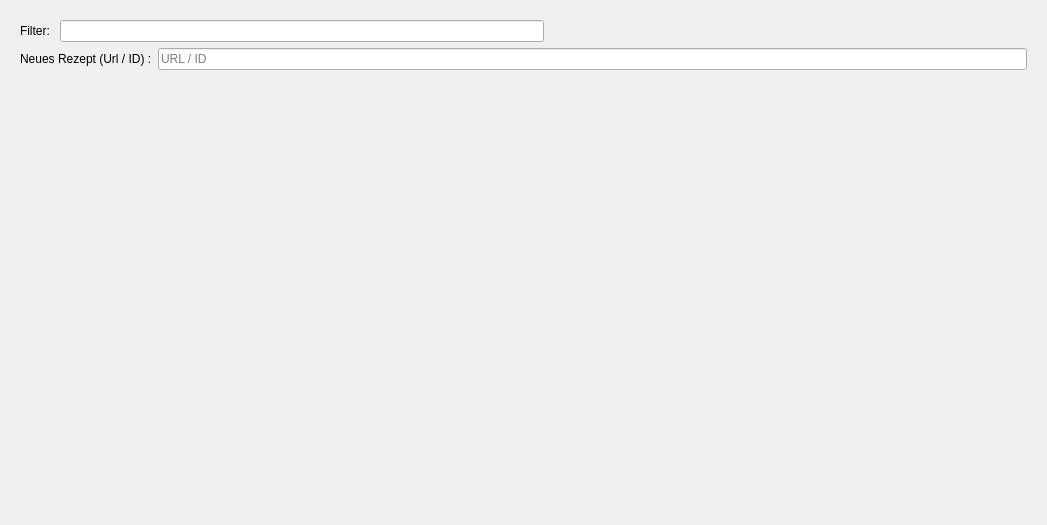
Before: the Qt Designer form frontend/RecipeChooser.ui in Indidev/headcooker, drawn with Qt 5.
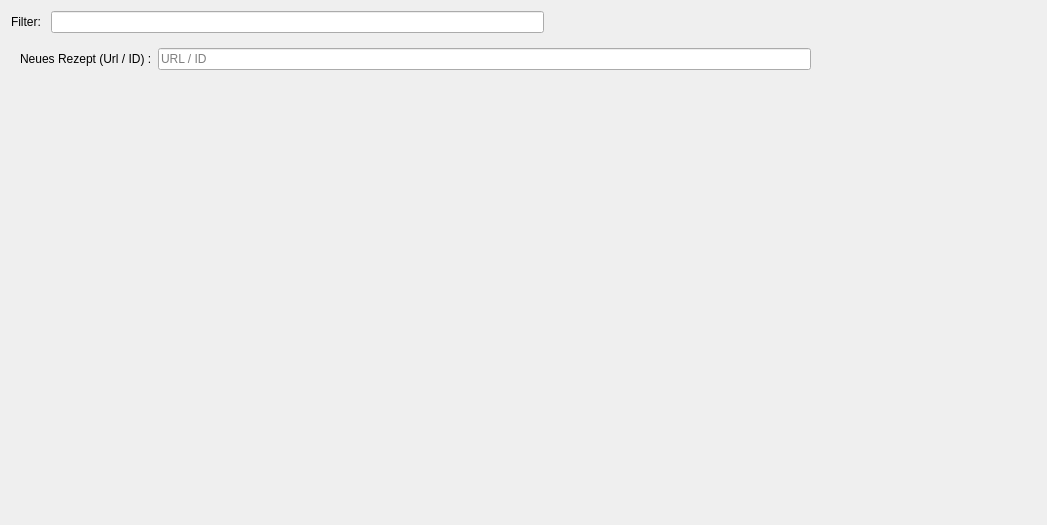
After: the same form once the commit is applied.

Commit message: added preview picture in recipe chooser

What changed in the file:
```diff
--- a/frontend/RecipeChooser.ui
+++ b/frontend/RecipeChooser.ui
@@ -18,6 +18,44 @@
   </property>
   <layout class="QGridLayout" name="gridLayout">
    <item row="0" column="0">
+    <layout class="QHBoxLayout" name="horizontalLayout">
+     <property name="topMargin">
+      <number>0</number>
+     </property>
+     <item>
+      <widget class="QLabel" name="label_2">
+       <property name="text">
+        <string>Filter: </string>
+       </property>
+      </widget>
+     </item>
+     <item>
+      <widget class="QLineEdit" name="filterEdit"/>
+     </item>
+     <item>
+      <spacer name="horizontalSpacer">
+       <property name="orientation">
+        <enum>Qt::Horizontal</enum>
+       </property>
+       <property name="sizeHint" stdset="0">
+        <size>
+         <width>40</width>
+         <height>20</height>
+        </size>
+       </property>
+      </spacer>
+     </item>
+    </layout>
+   </item>
+   <item row="1" column="0">
+    <layout class="QHBoxLayout" name="horizontalLayout_2">
+     <property name="topMargin">
+      <number>0</number>
+     </property>
+     <property name="rightMargin">
+      <number>0</number>
+     </property>
+     <item>
     <widget class="QScrollArea" name="scrollArea">
      <property name="frameShape">
       <enum>QFrame::NoFrame</enum>
@@ -30,12 +68,12 @@
        <rect>
         <x>0</x>
         <y>0</y>
-        <width>1029</width>
-        <height>507</height>
+          <width>811</width>
+          <height>464</height>
        </rect>
       </property>
       <layout class="QGridLayout" name="gridLayout_2">
-       <item row="1" column="0">
+         <item row="2" column="0">
         <layout class="QVBoxLayout" name="verticalLayout">
          <item>
           <layout class="QFormLayout" name="formLayout">
@@ -86,39 +124,30 @@
          </item>
         </layout>
        </item>
-       <item row="0" column="0">
-        <layout class="QHBoxLayout" name="horizontalLayout">
-         <property name="topMargin">
-          <number>0</number>
-         </property>
+        </layout>
+       </widget>
+      </widget>
+     </item>
          <item>
-          <widget class="QLabel" name="label_2">
+      <widget class="QLabel" name="previewImage">
+       <property name="minimumSize">
+        <size>
+         <width>210</width>
+         <height>140</height>
+        </size>
+       </property>
+       <property name="maximumSize">
+        <size>
+         <width>210</width>
+         <height>140</height>
+        </size>
+       </property>
            <property name="text">
-            <string>Filter: </string>
+        <string/>
            </property>
           </widget>
          </item>
-         <item>
-          <widget class="QLineEdit" name="filterEdit"/>
-         </item>
-         <item>
-          <spacer name="horizontalSpacer">
-           <property name="orientation">
-            <enum>Qt::Horizontal</enum>
-           </property>
-           <property name="sizeHint" stdset="0">
-            <size>
-             <width>40</width>
-             <height>20</height>
-            </size>
-           </property>
-          </spacer>
-         </item>
-        </layout>
-       </item>
-      </layout>
-     </widget>
-    </widget>
+    </layout>
    </item>
   </layout>
  </widget>
```
Lines whose indentation alone changed are shown as unchanged. The commit also changes 5 other files.
